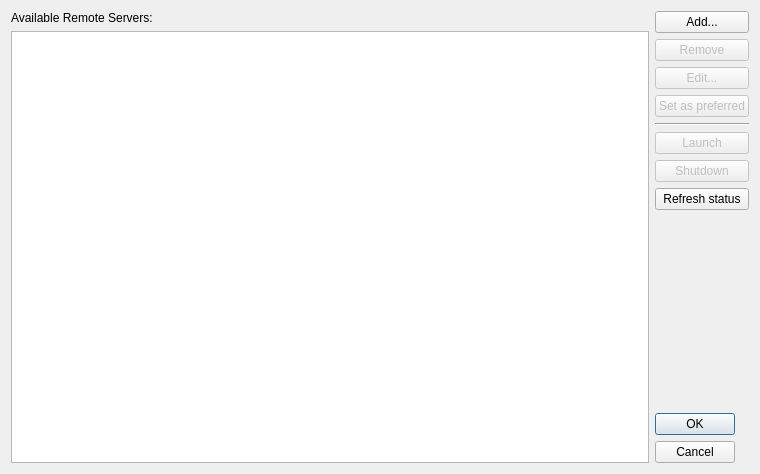
Before: the Qt Designer form src/toolkit_gui/iqremoteservereditdialog.ui in hkroeger/insightcae, drawn with Qt 5.
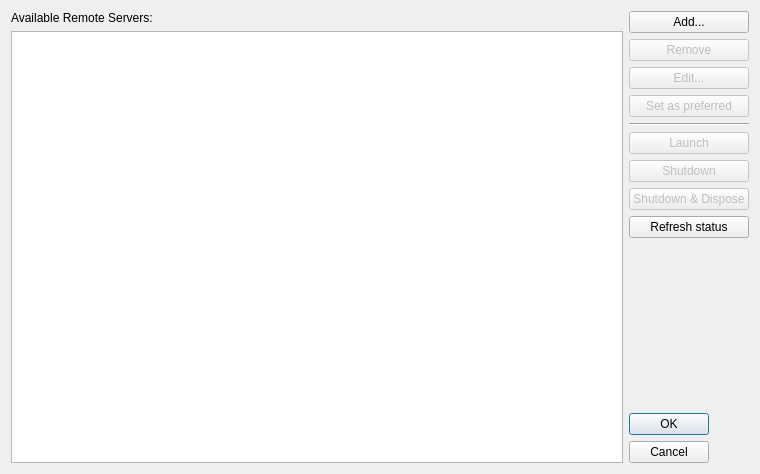
After: the same form once the commit is applied.

Patch:
```diff
--- a/src/toolkit_gui/iqremoteservereditdialog.ui
+++ b/src/toolkit_gui/iqremoteservereditdialog.ui
@@ -101,6 +101,16 @@
        </property>
       </widget>
      </item>
+     <item>
+      <widget class="QPushButton" name="btnDispose">
+       <property name="enabled">
+        <bool>false</bool>
+       </property>
+       <property name="text">
+        <string>Shutdown &amp;&amp; Dispose</string>
+       </property>
+      </widget>
+     </item>
      <item>
       <widget class="QPushButton" name="btnRefreshStatus">
        <property name="toolTip">
```
